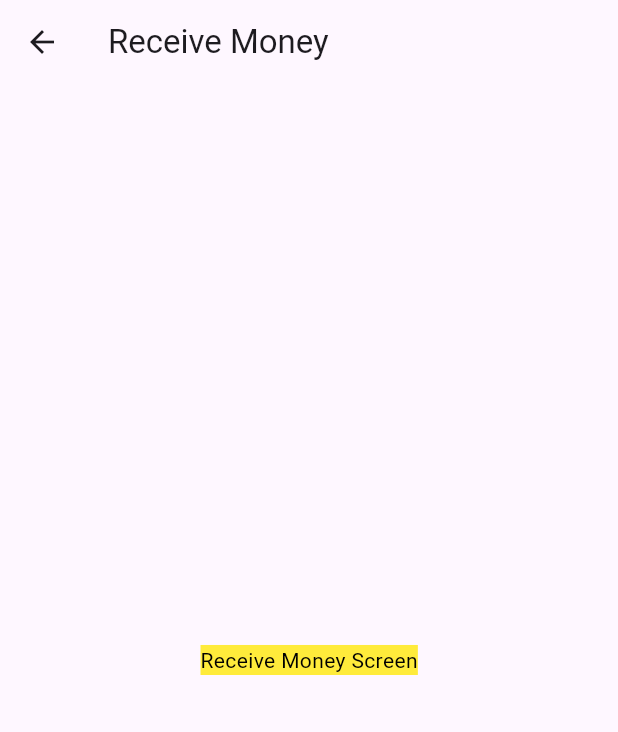
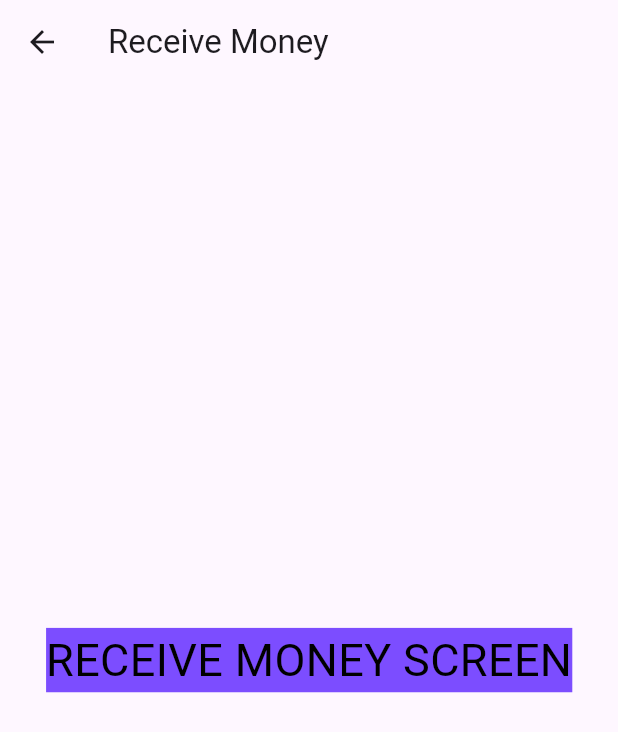
Before and after one commit to nandananp/flutter-development, a Flutter app: the screen it shows after launch, after a tap on "Receive Money", on a phone screen of 412 x 824 dp. Shown: the top 732 px of the screen. Run offline on Flutter 3.47's test engine with Material 3 defaults, Android fonts, the phone set to English and light mode, and no system bars; our stand-ins replace dio, lottie; missing offline and left inert: qr_code_scanner; network calls fail.

Commit message:
feat:modified  text

```diff
--- a/lib/SendMoneyScreen.dart
+++ b/lib/SendMoneyScreen.dart
@@ -25,11 +25,13 @@ class SendMoneyScreen extends StatelessWidget {
       ),
       body: const Center(
         child: Text(
-          'Send Money Screen',
+          'MONEY SEND SUCCESSFULLY',
+
           style: TextStyle(
-            fontSize: 15,
+            fontSize: 20,
             color: Colors.black,
-            backgroundColor: Colors.cyan,
+            backgroundColor: Colors.greenAccent,
+
           ),
         ),
       ),
@@ -48,10 +50,12 @@ class ReceiveMoneyScreen extends StatelessWidget {
       ),
       body: const Center(
         child: Text(
-          'Receive Money Screen',
+          'RECEIVE MONEY SCREEN',
           style: TextStyle(
+
+    fontSize: 30,
             color: Colors.black,
-            backgroundColor: Colors.yellow,
+            backgroundColor: Colors.deepPurpleAccent,
           ),
         ),
       ),
@@ -70,10 +74,11 @@ class TransactionHistoryScreen extends StatelessWidget {
       ),
       body: const Center(
         child: Text(
-          'Transaction History Screen',
+          'TRANSACTION HISTORY SCREEN',
           style: TextStyle(
+            fontSize:20,
             color: Colors.black,
-            backgroundColor: Colors.red,
+            backgroundColor: Colors.purple,
           ),
         ),
       ),
--- a/lib/main.dart
+++ b/lib/main.dart
@@ -45,7 +45,9 @@ class GPayHomePage extends StatelessWidget {
                 showSearch(context: context, delegate: CustomSearchDelegate());
               },
             ),
+
           ),
+
           IconButton(
             icon: const Icon(Icons.qr_code_scanner),
             onPressed: () {
@@ -557,8 +559,8 @@ class GpayButton extends StatelessWidget {
   @override
   Widget build(BuildContext context) {
     final screenSize = MediaQuery.of(context).size;
-    final buttonHeight = screenSize.height * 0.1; // Reduced button height
-    final buttonWidth = screenSize.width * 0.4;
+    final buttonHeight = screenSize.height * 0.08;// Reduced button height
+    final buttonWidth = screenSize.width * 0.35;
 
     return SizedBox(
       height: buttonHeight,
@@ -566,9 +568,13 @@ class GpayButton extends StatelessWidget {
       child: ElevatedButton(
         onPressed: onPressed,
         style: ElevatedButton.styleFrom(
+          foregroundColor: Colors.blue,
+          backgroundColor: Colors.grey[300],
           shape: RoundedRectangleBorder(
+
             borderRadius: BorderRadius.circular(10),
           ),
+          padding: EdgeInsets.zero,
         ),
         child: Column(
           mainAxisAlignment: MainAxisAlignment.center,
```
